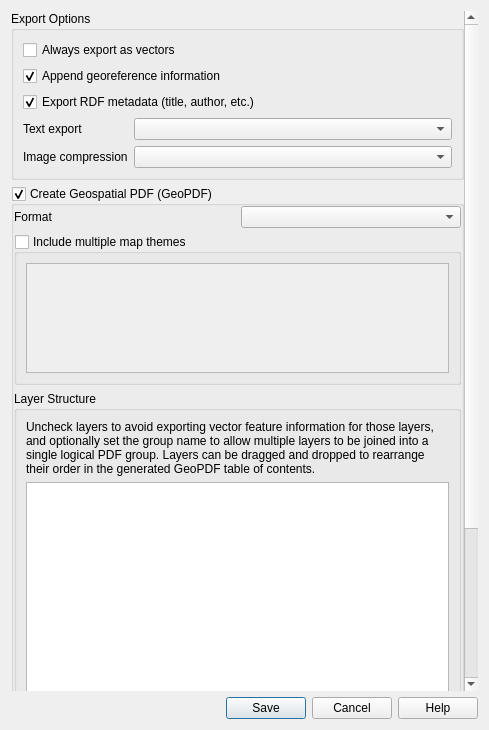
First picture: the form in src/ui/layout/qgspdfexportoptions.ui, repository nextgis/nextgisqgis, before the edit.
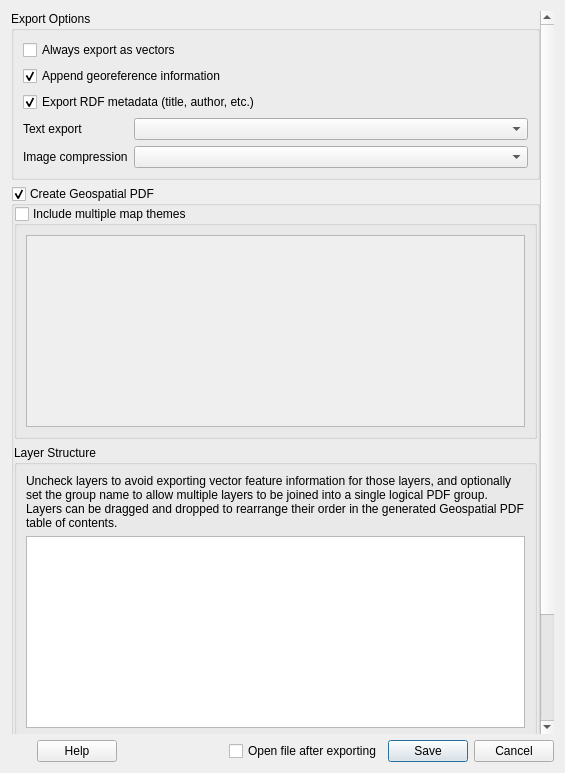
Second picture: the form after the edit. Custom widgets are drawn as their Qt base class.

What changed in the file:
```diff
--- a/src/ui/layout/qgspdfexportoptions.ui
+++ b/src/ui/layout/qgspdfexportoptions.ui
@@ -6,8 +6,8 @@
    <rect>
     <x>0</x>
     <y>0</y>
-    <width>489</width>
-    <height>730</height>
+    <width>565</width>
+    <height>773</height>
    </rect>
   </property>
   <property name="windowTitle">
@@ -27,7 +27,7 @@
        <rect>
         <x>0</x>
         <y>0</y>
-        <width>457</width>
+        <width>533</width>
         <height>944</height>
        </rect>
       </property>
@@ -106,7 +106,7 @@
        <item>
         <widget class="QgsCollapsibleGroupBoxBasic" name="mGeoPDFGroupBox">
          <property name="title">
-          <string>Create Geospatial PDF (GeoPDF)</string>
+          <string>Create Geospatial PDF</string>
          </property>
          <property name="checkable">
           <bool>true</bool>
@@ -175,7 +175,7 @@
               <property name="bottomMargin">
                <number>0</number>
               </property>
-              <item row="2" column="0" colspan="2">
+              <item row="1" column="0" colspan="2">
                <widget class="QgsCollapsibleGroupBoxBasic" name="mIncludeMapThemesCheck">
                 <property name="title">
                  <string>Include multiple map themes</string>
@@ -193,18 +193,8 @@
                 </layout>
                </widget>
               </item>
-              <item row="1" column="0">
-               <widget class="QLabel" name="label">
-                <property name="text">
-                 <string>Format</string>
-                </property>
-               </widget>
-              </item>
-              <item row="1" column="1">
-               <widget class="QComboBox" name="mGeoPdfFormatComboBox"/>
-              </item>
-              <item row="3" column="0" colspan="2">
-               <widget class="QGroupBox" name="mExportGeoPdfFeaturesCheckBox">
+              <item row="2" column="0" colspan="2">
+               <widget class="QGroupBox" name="mExportGeospatialPdfFeaturesCheckBox">
                 <property name="title">
                  <string>Layer Structure</string>
                 </property>
@@ -215,7 +205,7 @@
                  <item>
                   <widget class="QLabel" name="label_2">
                    <property name="text">
-                    <string>Uncheck layers to avoid exporting vector feature information for those layers, and optionally set the group name to allow multiple layers to be joined into a single logical PDF group. Layers can be dragged and dropped to rearrange their order in the generated GeoPDF table of contents.</string>
+                    <string>Uncheck layers to avoid exporting vector feature information for those layers, and optionally set the group name to allow multiple layers to be joined into a single logical PDF group. Layers can be dragged and dropped to rearrange their order in the generated Geospatial PDF table of contents.</string>
                    </property>
                    <property name="wordWrap">
                     <bool>true</bool>
@@ -292,14 +282,48 @@
     </widget>
    </item>
    <item>
-    <widget class="QDialogButtonBox" name="buttonBox">
-     <property name="orientation">
-      <enum>Qt::Horizontal</enum>
-     </property>
-     <property name="standardButtons">
-      <set>QDialogButtonBox::Cancel|QDialogButtonBox::Help|QDialogButtonBox::Save</set>
-     </property>
-    </widget>
+    <layout class="QHBoxLayout" name="horizontalLayout">
+     <item>
+      <widget class="QDialogButtonBox" name="mHelpButtonBox">
+       <property name="orientation">
+        <enum>Qt::Horizontal</enum>
+       </property>
+       <property name="standardButtons">
+        <set>QDialogButtonBox::Help</set>
+       </property>
+      </widget>
+     </item>
+     <item>
+      <spacer name="horizontalSpacer_2">
+       <property name="orientation">
+        <enum>Qt::Horizontal</enum>
+       </property>
+       <property name="sizeHint" stdset="0">
+        <size>
+         <width>40</width>
+         <height>20</height>
+        </size>
+       </property>
+      </spacer>
+     </item>
+     <item>
+      <widget class="QCheckBox" name="mOpenAfterExportingCheckBox">
+       <property name="text">
+        <string>Open file after exporting</string>
+       </property>
+      </widget>
+     </item>
+     <item>
+      <widget class="QDialogButtonBox" name="buttonBox">
+       <property name="orientation">
+        <enum>Qt::Horizontal</enum>
+       </property>
+       <property name="standardButtons">
+        <set>QDialogButtonBox::Cancel|QDialogButtonBox::Save</set>
+       </property>
+      </widget>
+     </item>
+    </layout>
    </item>
   </layout>
  </widget>
```
Left out of the diff: 61 changed lines with no effect on the pictures.
